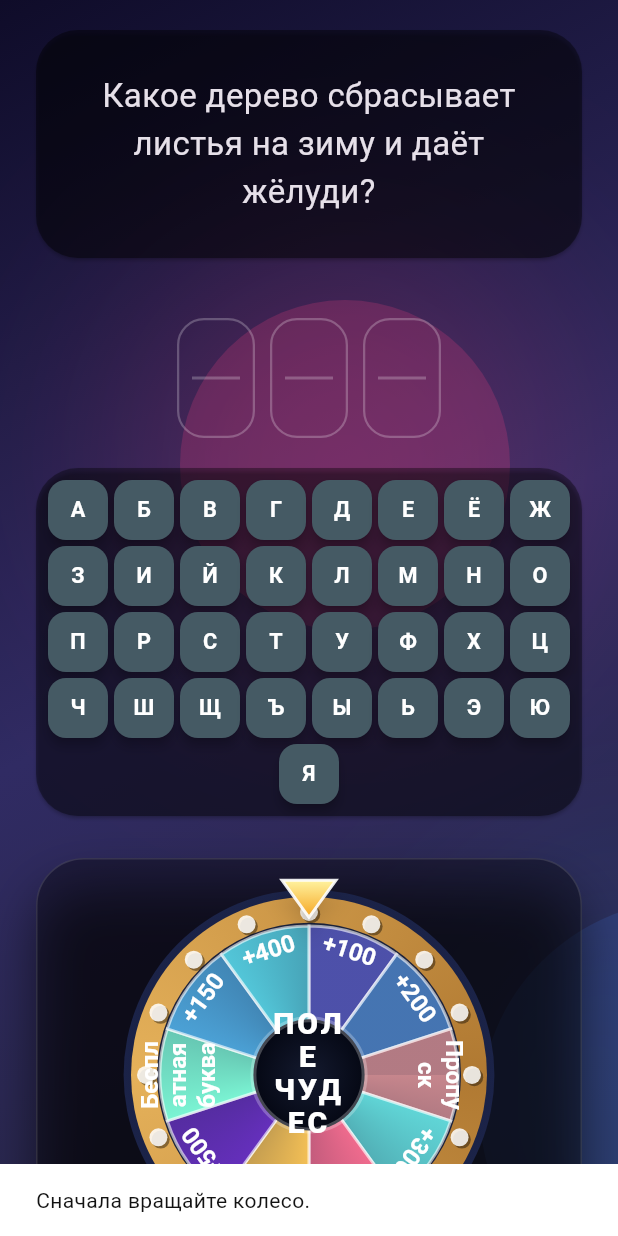
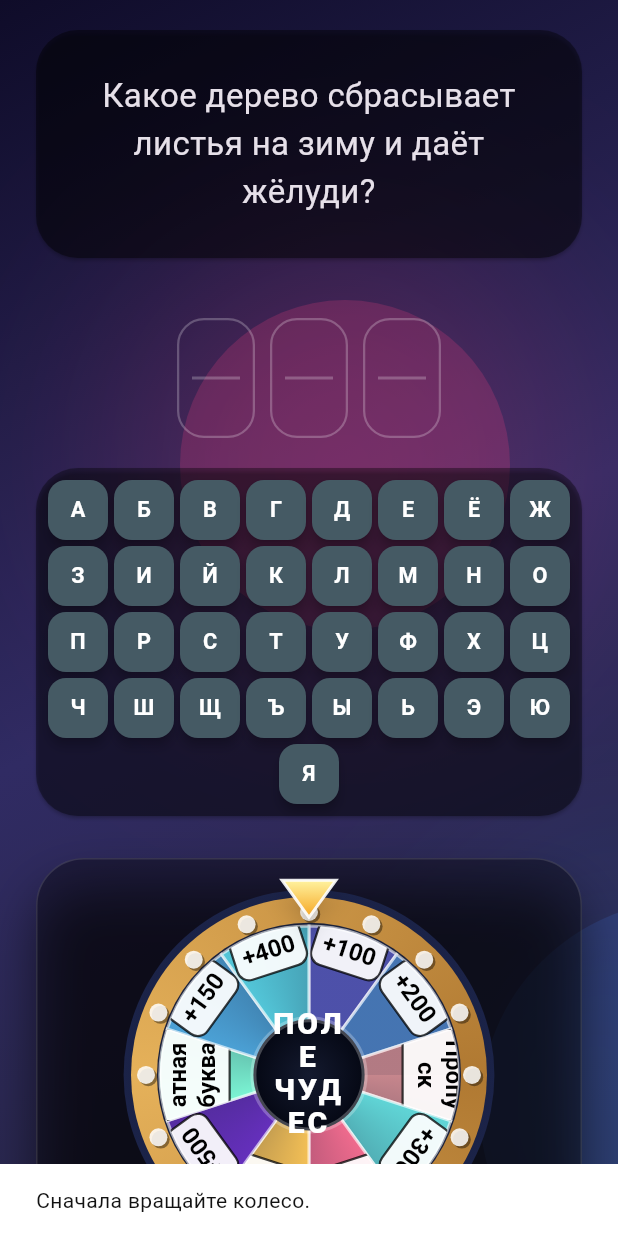
Before and after one commit to ToperGG228/moderator, a Flutter app: the screen it shows after launch, after a tap on an icon or button, on a phone screen of 412 x 824 dp. Run offline on Flutter 3.47's test engine with Material 3 defaults, Android fonts, the phone set to English and light mode, and no system bars.

Commit message:
Restyle wheel sector labels

```diff
--- a/lib/widgets/wheel_widget.dart
+++ b/lib/widgets/wheel_widget.dart
@@ -265,7 +265,17 @@ class _WheelPainter extends CustomPainter {
 
       canvas.drawPath(path, fill);
       canvas.drawPath(path, borderPaint);
-      _drawSectorText(canvas, center, sectorRadius, start, sweep, sectors[i]);
+      canvas.save();
+      canvas.clipPath(path);
+      _drawSectorText(
+        canvas,
+        center,
+        sectorRadius,
+        start,
+        sweep,
+        sectors[i],
+      );
+      canvas.restore();
     }
   }
 
@@ -282,7 +292,7 @@ class _WheelPainter extends CustomPainter {
       text: TextSpan(
         text: sector.label,
         style: const TextStyle(
-          color: Colors.white,
+          color: Colors.black,
           fontWeight: FontWeight.w700,
           fontSize: 16,
         ),
@@ -300,6 +310,20 @@ class _WheelPainter extends CustomPainter {
     canvas.save();
     canvas.translate(pivot.dx, pivot.dy);
     canvas.rotate(midAngle + math.pi / 2);
+    final double padding = 6;
+    final Rect textRect = Rect.fromCenter(
+      center: Offset.zero,
+      width: painter.width + padding * 2,
+      height: painter.height + padding * 2,
+    );
+    final RRect frame = RRect.fromRectAndRadius(textRect, const Radius.circular(8));
+    final Paint frameFill = Paint()..color = Colors.white.withOpacity(0.92);
+    final Paint frameBorder = Paint()
+      ..style = PaintingStyle.stroke
+      ..strokeWidth = 1.5
+      ..color = Colors.black.withOpacity(0.75);
+    canvas.drawRRect(frame, frameFill);
+    canvas.drawRRect(frame, frameBorder);
     painter.paint(
       canvas,
       Offset(-painter.width / 2, -painter.height / 2),
```
